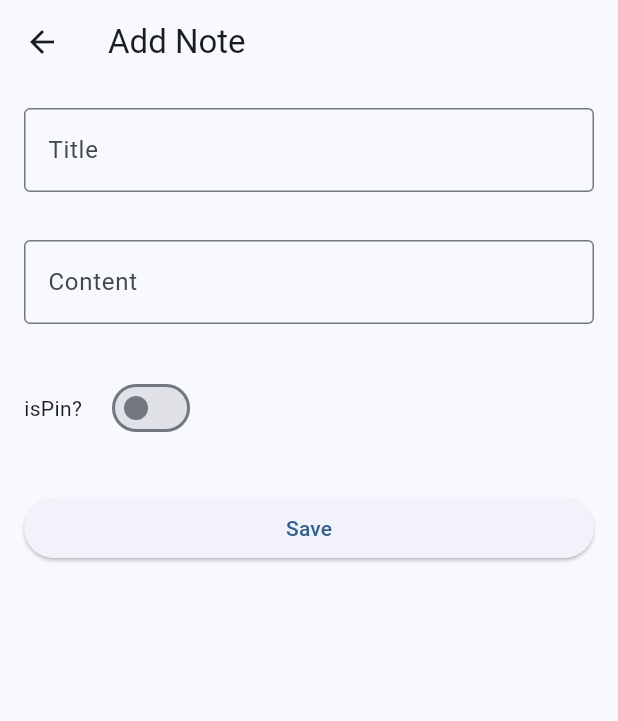
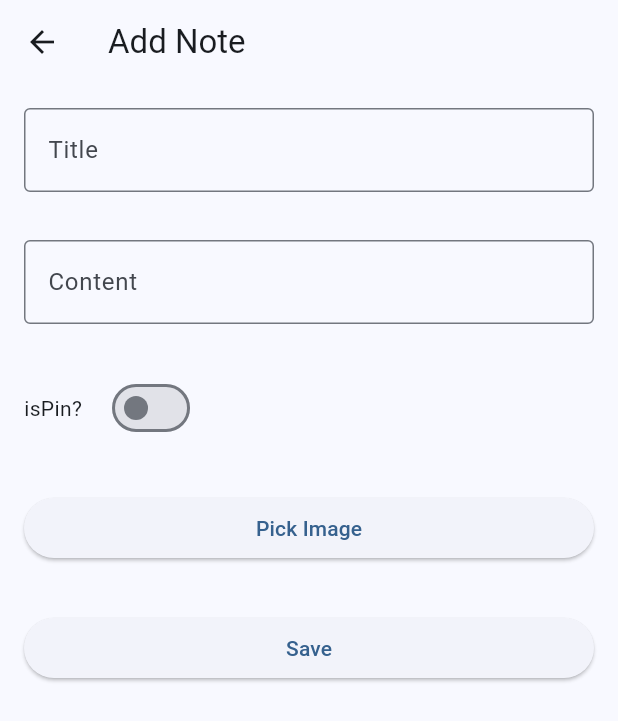
Before and after one commit to haidar-miqdad/notes_mobile, a Flutter app: the AddNotePage screen opened directly, on a phone screen of 412 x 824 dp. Shown: the top 721 px of the screen. Run offline on Flutter 3.47's test engine with Material 3 defaults, Android fonts, the light colour scheme and no system bars; our stand-ins replace bloc, dartz, flutter_bloc, image_picker, shared_preferences; accounts and stored records are empty.

Commit message:
feat: upload image

```diff
--- a/lib/presentation/note/add_note_page.dart
+++ b/lib/presentation/note/add_note_page.dart
@@ -1,3 +1,5 @@
+import 'dart:io';
+
 import 'package:flutter/material.dart';
 import 'package:image_picker/image_picker.dart';
 
@@ -74,8 +76,23 @@ class _AddNotePageState extends State<AddNotePage> {
 
           Padding(
             padding: const EdgeInsets.all(16.0),
+            child: ElevatedButton(
+                onPressed: imagePickerHandler,
+                child: const Text('Pick Image')
+            ),
+          ),
+
+          //image preview
+          if(image != null)
+            Padding(
+              padding: const EdgeInsets.all(16.0),
+              child: Image.file(File(image!.path)),
+            ),
+
+          Padding(
+            padding: const EdgeInsets.all(16.0),
             child: ElevatedButton(onPressed: (){}, child: const Text('Save')),
-          )
+          ),
         ],
       )
     );
```
